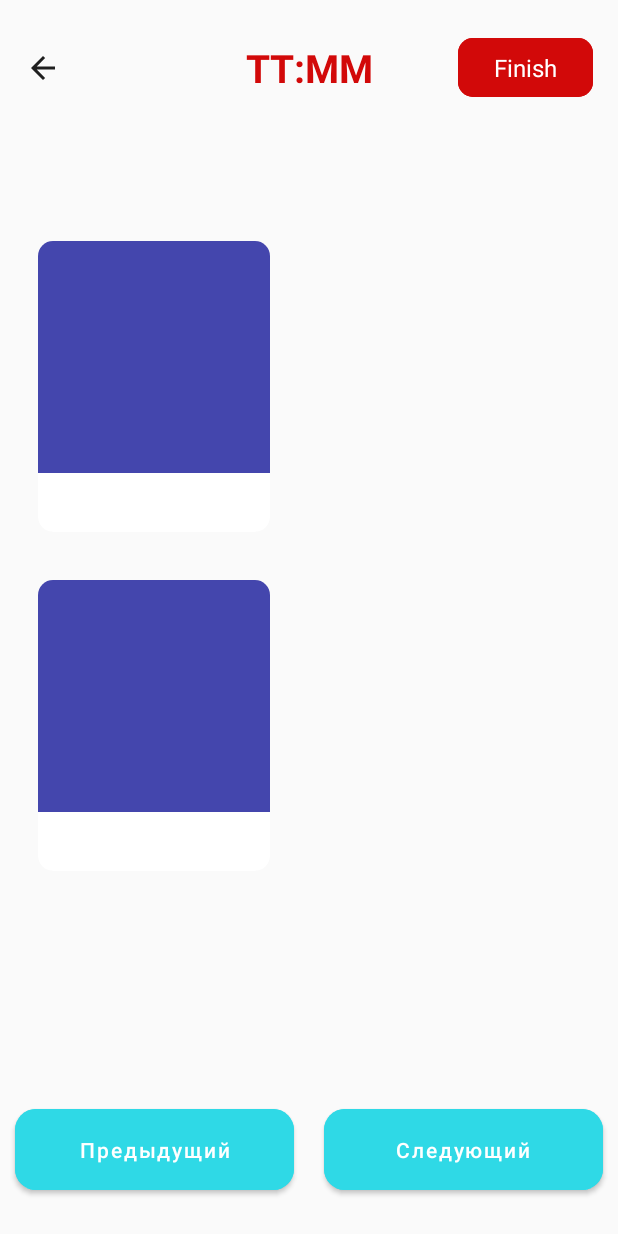
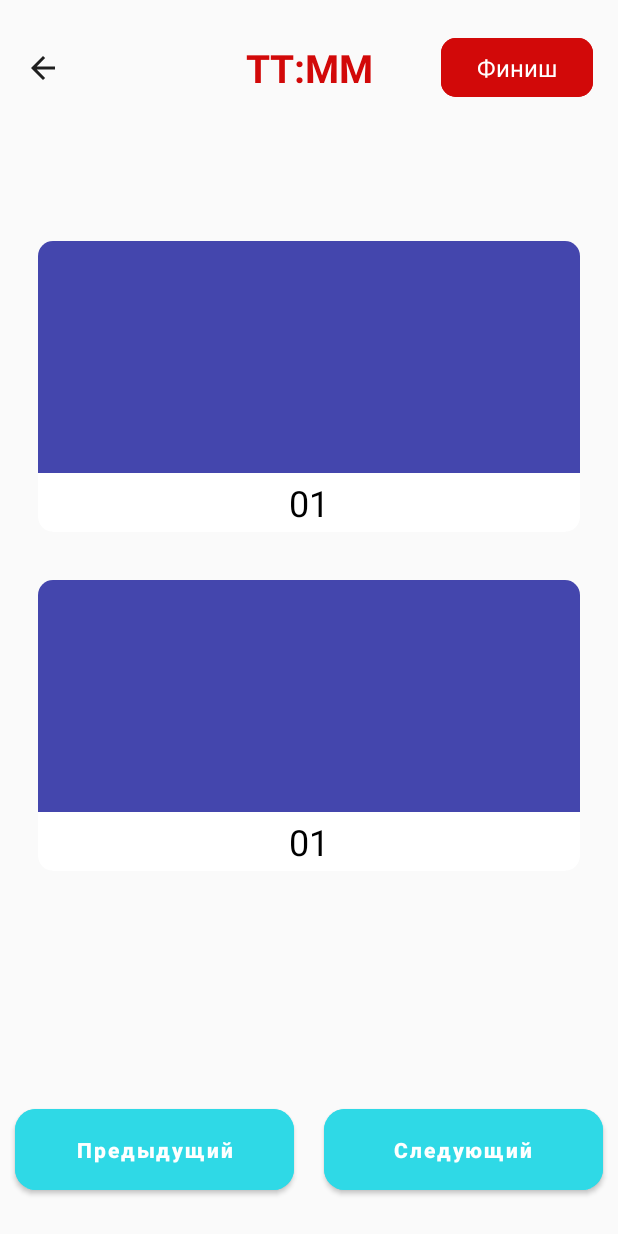
Before and after one commit to RenHeyzer/IntellectMemory, an Android app: the layout fragment_picture_play_game.xml on its own in the app's theme, with its tools: preview values and no code run, on a phone screen of 412 x 824 dp. Run offline under Robolectric (Android 15) with nearby library versions, the phone set to English and light mode, and no system bars.

Commit message:
changes in font size,style pictures position centered

```diff
--- a/app/src/main/res/layout/fragment_picture_game_results.xml
+++ b/app/src/main/res/layout/fragment_picture_game_results.xml
@@ -213,8 +213,9 @@
         android:layout_height="0dp"
         android:backgroundTint="#FFD156"
         android:text="@string/Picture_btn_finish"
+        android:textStyle="bold"
         android:textAllCaps="false"
-        android:textSize="18sp"
+        android:textSize="20sp"
         app:cornerRadius="14dp"
         app:layout_constraintBottom_toBottomOf="@id/guideline_bottom_button"
         app:layout_constraintEnd_toEndOf="@id/guideline_right_button"
--- a/app/src/main/res/layout/fragment_picture_list.xml
+++ b/app/src/main/res/layout/fragment_picture_list.xml
@@ -23,8 +23,11 @@
         android:layout_height="0dp"
         android:layout_marginHorizontal="10dp"
         android:backgroundTint="@color/teal"
+        android:ellipsize="end"
+        android:maxLines="2"
         android:text="@string/picture_pao_list_previous"
         android:textAllCaps="false"
+        android:textSize="16sp"
         app:cornerRadius="14dp"
         app:layout_constraintBottom_toBottomOf="@id/guideline_bottom_btn"
         app:layout_constraintEnd_toEndOf="@id/guideline_center"
@@ -39,8 +42,11 @@
         android:layout_height="0dp"
         android:layout_marginHorizontal="10dp"
         android:backgroundTint="@color/teal"
+        android:ellipsize="end"
+        android:maxLines="2"
         android:text="@string/picture_pao_list_next"
         android:textAllCaps="false"
+        android:textSize="14sp"
         app:cornerRadius="14dp"
         app:layout_constraintBottom_toBottomOf="@id/guideline_bottom_btn"
         app:layout_constraintEnd_toEndOf="parent"
--- a/app/src/main/res/layout/fragment_picture_play_game.xml
+++ b/app/src/main/res/layout/fragment_picture_play_game.xml
@@ -76,8 +76,12 @@
         android:layout_marginHorizontal="10dp"
         android:backgroundTint="@color/teal"
         android:text="@string/picture_pao_list_previous"
+        android:textStyle="bold"
+        android:textSize="14sp"
         android:textAllCaps="false"
         app:cornerRadius="14dp"
+        android:maxLines="2"
+        android:ellipsize="end"
         app:layout_constraintBottom_toBottomOf="@id/guideline_bottom_btn"
         app:layout_constraintEnd_toEndOf="@id/guideline_center"
         app:layout_constraintStart_toStartOf="parent"
@@ -92,6 +96,10 @@
         android:layout_marginHorizontal="10dp"
         android:backgroundTint="@color/teal"
         android:text="@string/picture_pao_list_next"
+        android:textStyle="bold"
+        android:textSize="14sp"
+        android:maxLines="2"
+        android:ellipsize="end"
         android:textAllCaps="false"
         app:cornerRadius="14dp"
         app:layout_constraintBottom_toBottomOf="@id/guideline_bottom_btn"
--- a/app/src/main/res/layout/fragment_picture_play_game_answering.xml
+++ b/app/src/main/res/layout/fragment_picture_play_game_answering.xml
@@ -63,6 +63,7 @@
         android:layout_marginHorizontal="10dp"
         android:backgroundTint="@color/teal"
         android:text="@string/picture_pao_list_previous"
+        android:textSize="16sp"
         android:textAllCaps="false"
         app:cornerRadius="14dp"
         app:layout_constraintBottom_toBottomOf="@id/guideline_bottom_btn"
@@ -77,6 +78,7 @@
         android:layout_marginHorizontal="10dp"
         android:backgroundTint="@color/teal"
         android:text="@string/picture_pao_list_next"
+        android:textSize="16sp"
         android:textAllCaps="false"
         app:cornerRadius="14dp"
         app:layout_constraintBottom_toBottomOf="@id/guideline_bottom_btn"
@@ -174,6 +176,7 @@
         android:gravity="center"
         android:textColor="@color/black"
         android:textSize="26sp"
+        android:textStyle="bold"
         app:layout_constraintBottom_toTopOf="@id/guideline_button_center"
         app:layout_constraintEnd_toStartOf="@+id/guideline_center"
         app:layout_constraintStart_toStartOf="@id/guideline_left_game"
@@ -184,6 +187,7 @@
         android:id="@+id/btn_second"
         android:layout_width="0dp"
         android:layout_height="0dp"
+        android:textStyle="bold"
         android:layout_marginHorizontal="5dp"
         android:layout_marginVertical="5dp"
         android:background="@drawable/black_border_rectangle"
@@ -200,6 +204,7 @@
         android:id="@+id/btn_third"
         android:layout_width="0dp"
         android:layout_height="0dp"
+        android:textStyle="bold"
         android:layout_marginHorizontal="5dp"
         android:layout_marginVertical="5dp"
         android:background="@drawable/black_border_rectangle"
@@ -216,6 +221,7 @@
         android:id="@+id/btn_fourth"
         android:layout_width="0dp"
         android:layout_height="0dp"
+        android:textStyle="bold"
         android:layout_marginHorizontal="5dp"
         android:layout_marginVertical="5dp"
         android:background="@drawable/black_border_rectangle"
--- a/app/src/main/res/layout/picture_rv_item.xml
+++ b/app/src/main/res/layout/picture_rv_item.xml
@@ -2,7 +2,7 @@
 <com.google.android.material.card.MaterialCardView xmlns:android="http://schemas.android.com/apk/res/android"
     xmlns:app="http://schemas.android.com/apk/res-auto"
     xmlns:tools="http://schemas.android.com/tools"
-    android:layout_width="165dp"
+    android:layout_width="match_parent"
     android:layout_height="206dp"
     app:cardPreventCornerOverlap="true"
     android:layout_margin="10dp"
@@ -19,20 +19,24 @@
 
         <ImageView
             android:id="@+id/image"
-            android:layout_width="match_parent"
+            android:layout_width="0dp"
             android:layout_height="0dp"
             android:contentDescription="@string/picture_rv_item_imagfromlist"
             android:scaleType="center"
+            app:layout_constraintStart_toStartOf="parent"
+            app:layout_constraintEnd_toEndOf="parent"
             app:layout_constraintBottom_toBottomOf="@id/guideline_bottom"
             app:layout_constraintTop_toTopOf="parent"
             tools:background="@color/blue_dark" />
 
         <TextView
             android:id="@+id/title"
-            android:layout_width="wrap_content"
+            android:layout_width="0dp"
             android:layout_height="wrap_content"
             android:textSize="24sp"
-            android:textStyle="bold"
+            android:textAlignment="center"
+            android:textColor="@color/black"
+            tools:text="01"
             app:layout_constraintBottom_toBottomOf="parent"
             app:layout_constraintEnd_toEndOf="parent"
             app:layout_constraintStart_toStartOf="parent"
--- a/app/src/main/res/values/strings.xml
+++ b/app/src/main/res/values/strings.xml
@@ -41,7 +41,7 @@
     <string name="picture_pao_list_previous">Предыдущий</string>
     <string name="picture_pao_list_next">Следующий</string>
     <string name="button_back">button back</string>
-    <string name="picture_play_game">Finish</string>
+    <string name="picture_play_game">Финиш</string>
     <string name="tt_mm">TT:MM</string>
     <string name="picture_rv_item_imagfromlist">image from list</string>
     <string name="picture_play_game_imageDesc">image for play fragment</string>
```
